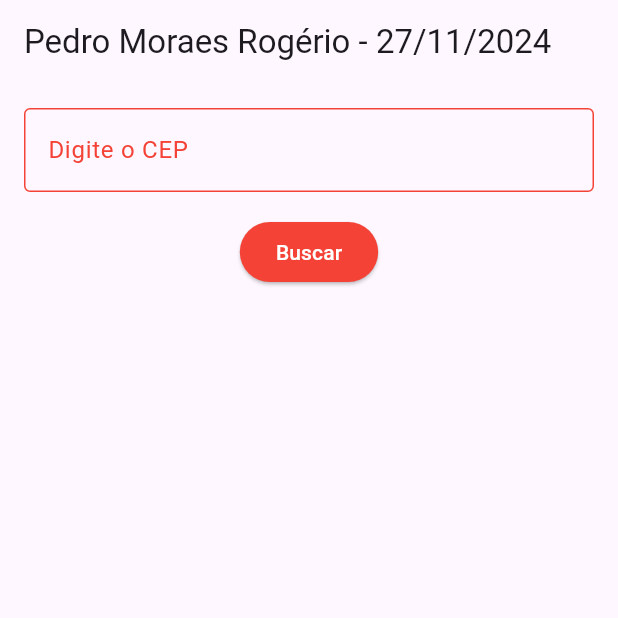
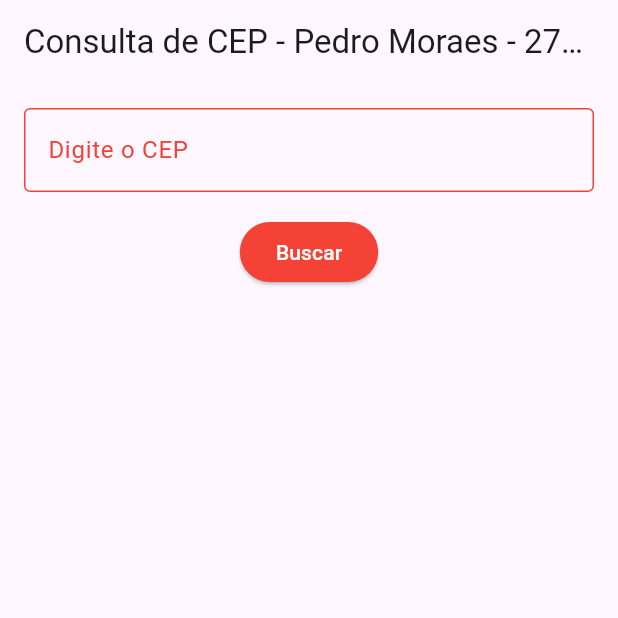
Before and after one commit to PedroMRogerio/N2, a Flutter app: the screen it shows after launch, on a phone screen of 412 x 824 dp, the top half of it. Run offline on Flutter 3.47's test engine with Material 3 defaults, Android fonts, the phone set to English and light mode, and no system bars.

Commit message:
Atualização do titulo

```diff
--- a/lib/main.dart
+++ b/lib/main.dart
@@ -97,7 +97,7 @@ Estado: ${data['uf']}
   Widget build(BuildContext context) {
     return Scaffold(
       appBar: AppBar(
-        title: const Text("Pedro Moraes Rogério - 27/11/2024"),
+        title: const Text("Consulta de CEP - Pedro Moraes - 27/11/2024"),
       ),
       body: Padding(
         padding: const EdgeInsets.all(16.0),
```
